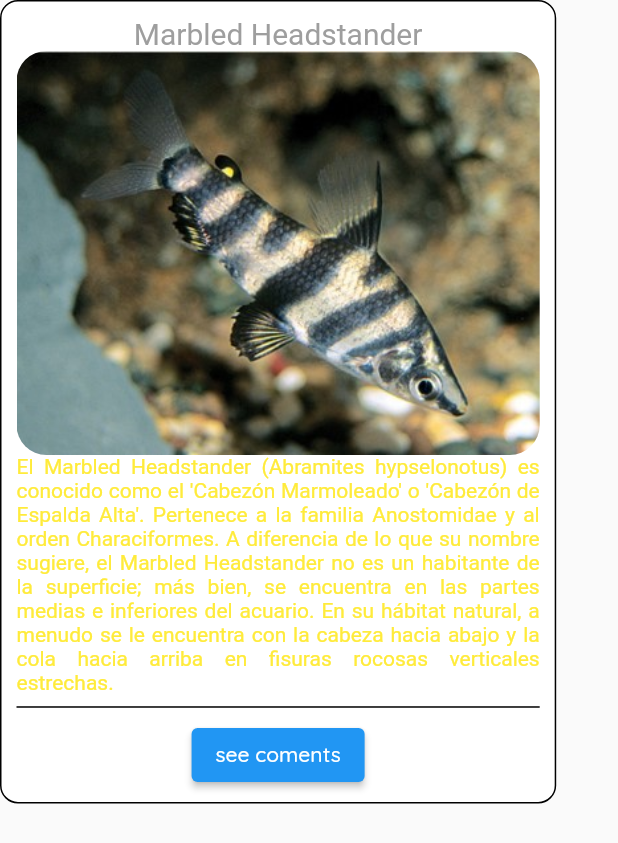
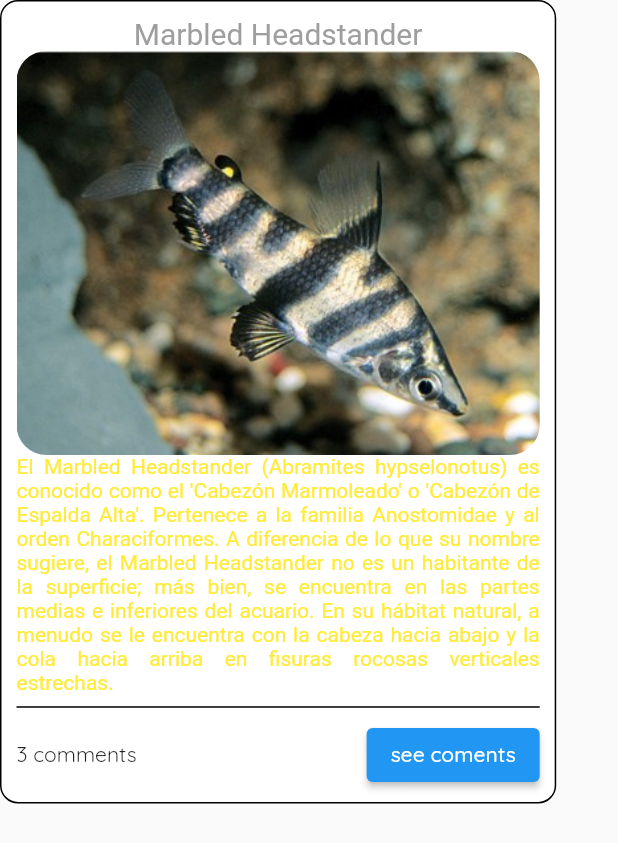
Before and after one commit to Christgrant98/ai-fish-aquarium, a Flutter app: the InfoModal widget shown alone on an empty page, opened directly with sample values from the repository, after a tap on "see coments", after a tap on "back", on a phone screen of 412 x 824 dp. Shown: the top 843 px of the screen. Run offline on Flutter 3.47's test engine with Material 2 defaults, Android fonts, the phone set to English and light mode, and no system bars; our stand-ins replace camera, carousel_slider, go_router, google_fonts, image_picker, photo_view and 1 more; missing offline and left inert: google_mlkit_image_labeling, langchain, langchain_openai; accounts and stored records are empty.

Commit message:
comment sctn visual now working, semi refacted, comment will be implemented then

```diff
--- a/lib/src/utils/widgets/card_carousel_image.dart
+++ b/lib/src/utils/widgets/card_carousel_image.dart
@@ -80,7 +80,7 @@ class _InfoModalState extends State<InfoModal> {
   @override
   Widget build(BuildContext context) {
     return BaseModal(
-      heightFactor: .65,
+      heightFactor: step == StepView.initial ? .65 : .5,
       widthFactor: .9,
       paddingValue: 10,
       content: _buildFishModalContent(),
@@ -94,6 +94,10 @@ class _InfoModalState extends State<InfoModal> {
           Column(
             children: [
               _buildHeaderInformation(),
+              Row(
+                mainAxisAlignment: MainAxisAlignment.spaceBetween,
+                children: [
+                  TextView(text: '${widget.pez.comments!.length} comments'),
                   ElevatedButton(
                     onPressed: () {
                       setState(() => step = StepView.interactionView);
@@ -103,13 +107,22 @@ class _InfoModalState extends State<InfoModal> {
                 ],
               ),
             ],
-      );
-    } else if (StepView.interactionView == step) {
-      return SingleChildScrollView(
-        child: _buildInteractionSection(),
+          ),
+        ],
       );
     } else {
-      return Container();
+      return SingleChildScrollView(
+          child: Column(
+        children: [
+          ElevatedButton(
+            onPressed: () {
+              setState(() => step = StepView.initial);
+            },
+            child: const TextView(text: 'back'),
+          ),
+          _buildInteractionSection(),
+        ],
+      ));
     }
   }
 
@@ -150,12 +163,6 @@ class _InfoModalState extends State<InfoModal> {
   Widget _buildInteractionSection() {
     return Column(
       children: [
-        ElevatedButton(
-          onPressed: () {
-            setState(() => step = StepView.initial);
-          },
-          child: const TextView(text: 'back'),
-        ),
         Container(
           color: Colors.grey,
           height: 200,
@@ -174,6 +181,7 @@ class _InfoModalState extends State<InfoModal> {
           ),
         ),
         TextFormField(
+          minLines: 1,
           maxLines: 5,
         )
       ],
```
Lines whose indentation alone changed are shown as unchanged.
